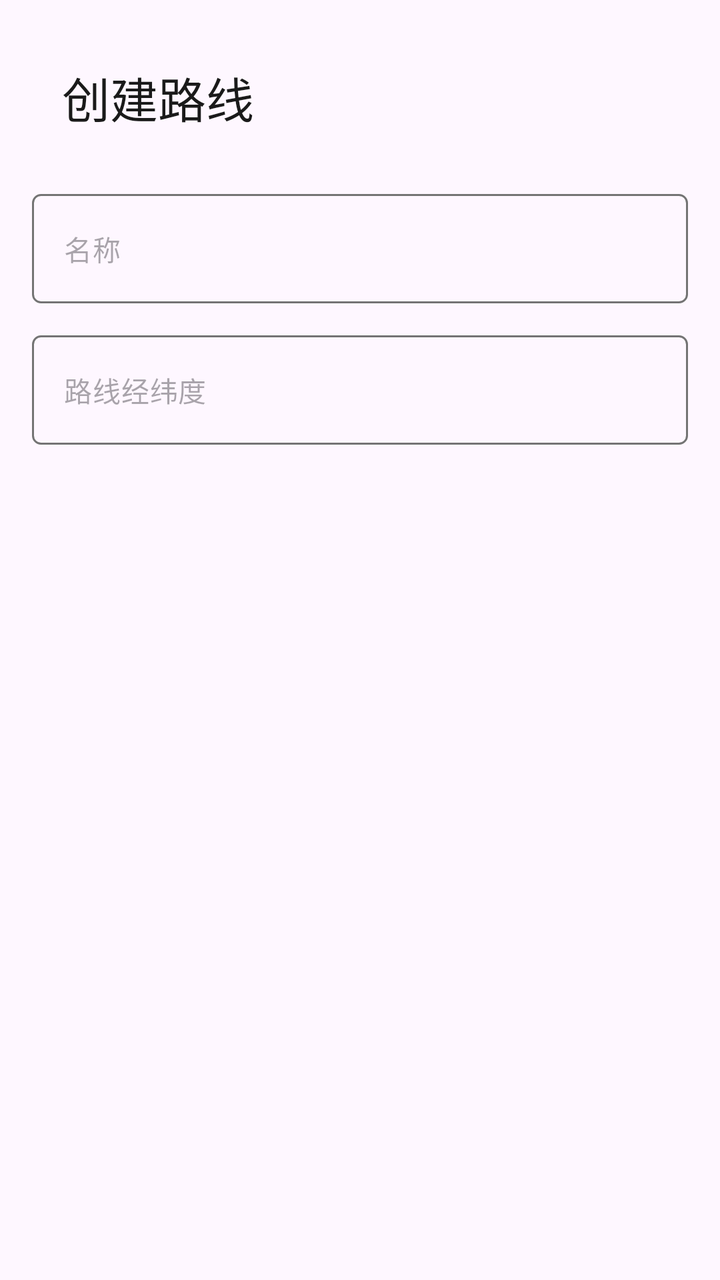
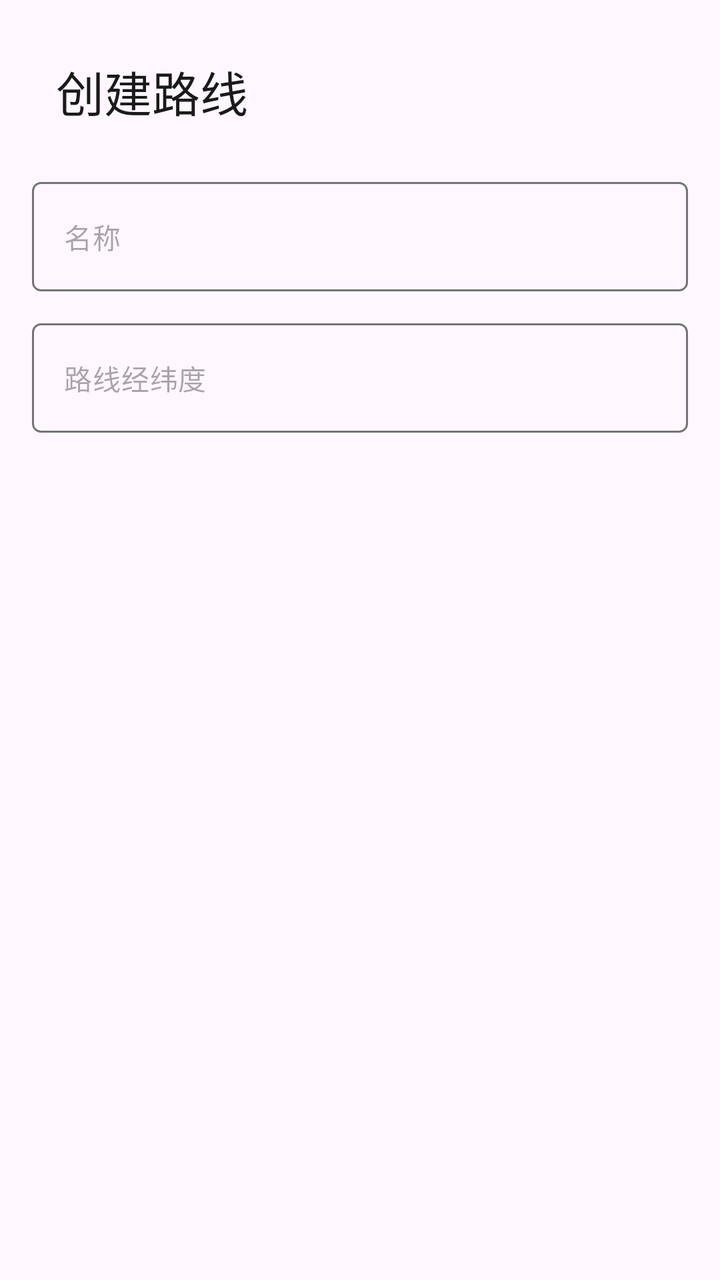

Compare the two renders of this Android layout. The source of the first and the diff that turns it into the second are given below.
<!-- AndroidManifest.xml: application theme AppTheme -->
<!-- res/layout/dialog_add_route.xml -->
<?xml version="1.0" encoding="utf-8"?>
<LinearLayout
    xmlns:android="http://schemas.android.com/apk/res/android"
    xmlns:app="http://schemas.android.com/apk/res-auto"
    android:layout_width="match_parent"
    android:layout_height="wrap_content"
    android:orientation="vertical"
    android:padding="16dp">

        <TextView
            android:layout_width="match_parent"
            android:layout_height="wrap_content"
            android:text="@string/add_route"
            android:textAppearance="?attr/textAppearanceHeadlineSmall"
            android:textColor="?attr/colorOnSurface"
            android:padding="15dp"/>

        <com.google.android.material.textfield.TextInputLayout
            android:layout_width="match_parent"
            android:layout_height="wrap_content"
            android:layout_marginTop="16dp"
            app:boxBackgroundMode="none"
            app:hintEnabled="false"
            >

            <com.google.android.material.textfield.TextInputEditText
                android:id="@+id/etRouteName"
                android:layout_width="match_parent"
                android:layout_height="wrap_content"
                android:imeOptions="actionNext"
                android:inputType="text"
                android:singleLine="true"
                android:textColor="?attr/colorOnSurface"
                android:textAppearance="@style/TextAppearance.Material3.BodyMedium"
                android:hint="@string/name"
                android:background="@drawable/edit_text_box">

                
            </com.google.android.material.textfield.TextInputEditText>
        </com.google.android.material.textfield.TextInputLayout>

        <com.google.android.material.textfield.TextInputLayout
            android:layout_width="match_parent"
            android:layout_height="wrap_content"
            android:layout_marginTop="16dp"
            app:boxBackgroundMode="none"
            app:hintEnabled="false"
            >

            <com.google.android.material.textfield.TextInputEditText
                android:id="@+id/etRouteSet"
                android:layout_width="match_parent"
                android:layout_height="wrap_content"
                android:imeOptions="actionNext"
                android:inputType="text"
                android:singleLine="true"
                android:textColor="?attr/colorOnSurface"
                android:textAppearance="@style/TextAppearance.Material3.BodyMedium"
                android:hint="@string/route_set"
                android:background="@drawable/edit_text_box">
            </com.google.android.material.textfield.TextInputEditText>
        </com.google.android.material.textfield.TextInputLayout>

</LinearLayout>
<!-- resources referenced by this layout -->
<resources>
  <!-- drawable edit_text_box (drawable) -->
  <?xml version="1.0" encoding="utf-8"?>
  <selector xmlns:android="http://schemas.android.com/apk/res/android">
      <item android:state_focused="true">
          <shape android:shape="rectangle">
              <solid android:color="@android:color/transparent" />
              <stroke android:width="2dp" android:color="?attr/colorPrimary" />
              <corners android:radius="4dp" />
          </shape>
      </item>
      <item>
          <shape android:shape="rectangle">
              <solid android:color="@android:color/transparent" />
              <stroke android:width="1dp" android:color="?attr/colorOutline" />
              <corners android:radius="4dp" />
          </shape>
      </item>
  </selector>
  <string name="add_route">创建路线</string>
  <string name="name">名称</string>
  <string name="route_set">路线经纬度</string>
  <style name="AppTheme" parent="Theme.Material3.Light.NoActionBar">
          
          <item name="colorPrimary">#5F5F5F</item>
          <item name="colorOnPrimary">#FFFFFF</item>
          <item name="colorPrimaryContainer">#E0E0E0</item>
          <item name="colorOnPrimaryContainer">#1E1E1E</item>
          <item name="colorSecondary">#494949</item>
          <item name="colorOnSecondary">#FFFFFF</item>
          <item name="colorSecondaryContainer">#E7E7E7</item>
          <item name="colorOnSecondaryContainer">#2A2A2A</item>
          <item name="colorSurface">#FFFFFF</item>
          <item name="colorOnSurface">#1A1A1A</item>
          <item name="colorSurfaceVariant">#F0F0F0</item>
          <item name="colorOnSurfaceVariant">#5F5F5F</item>
          <item name="colorOutline">#747474</item>
  
          
          <item name="android:statusBarColor">@android:color/transparent</item>
          <item name="android:windowDrawsSystemBarBackgrounds">true</item>
          <item name="android:windowTranslucentStatus">true</item>
          <item name="windowActionModeOverlay">true</item>
          <item name="windowActionBar">false</item>
          <item name="windowNoTitle">true</item>
  
          
          <item name="searchViewStyle">@style/Portal.SearchViewStyle</item>
          <item name="sliderStyle">@style/Portal.SliderTheme</item>
          <item name="android:popupMenuStyle">@style/PortalPopupMenuStyle</item>
      </style>
  <style name="Portal.SearchViewStyle" parent="Widget.AppCompat.SearchView" />
  <style name="Portal.SliderTheme" parent="Widget.Material3.Slider" />
  <style name="PortalPopupMenuStyle" parent="Widget.Material3.PopupMenu">
          <item name="android:popupAnimationStyle">@style/PortalPopupAnimation</item>
      </style>
  <style name="PortalPopupAnimation">
          <item name="android:windowEnterAnimation">@anim/popup_in_top_end</item>
          <item name="android:windowExitAnimation">@anim/popup_out_top_end</item>
      </style>
</resources>

<!-- the commit's change to res/layout/dialog_add_route.xml (unified diff, before → after) -->
@@ -13,7 +13,7 @@
             android:text="@string/add_route"
             android:textAppearance="?attr/textAppearanceHeadlineSmall"
             android:textColor="?attr/colorOnSurface"
-            android:padding="15dp"/>
+            android:padding="12dp"/>
 
         <com.google.android.material.textfield.TextInputLayout
             android:layout_width="match_parent"
